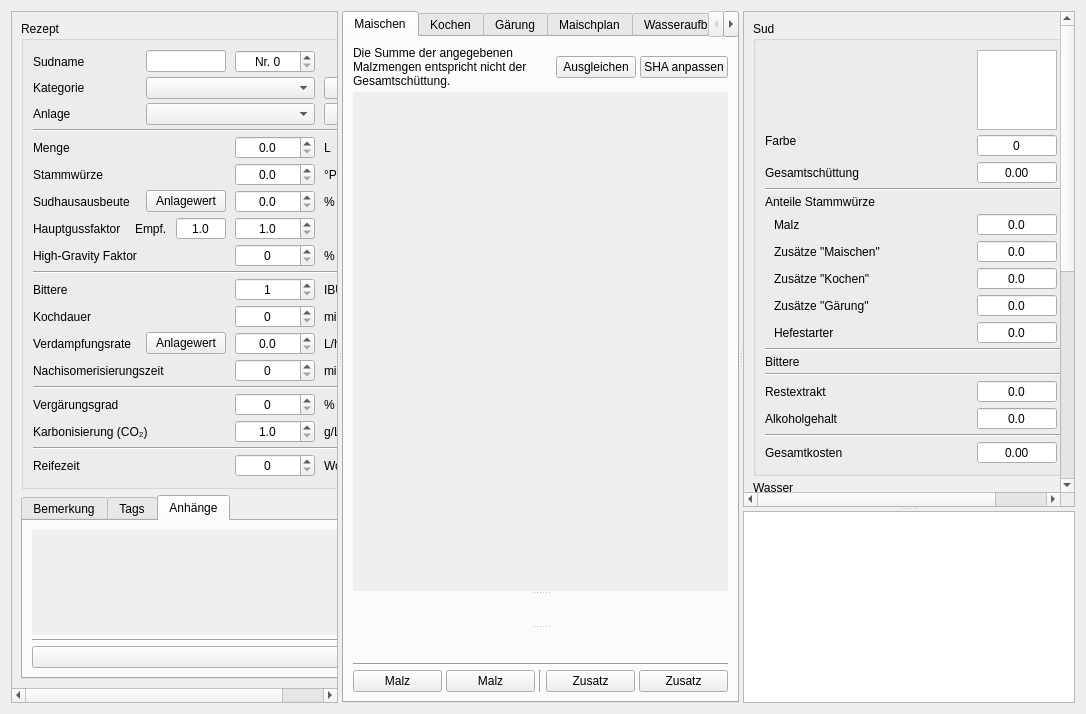
Above: kleiner-brauhelfer/tabrezept.ui from kleiner-brauhelfer/kleiner-brauhelfer-2 before the change. Below: the same form after it.
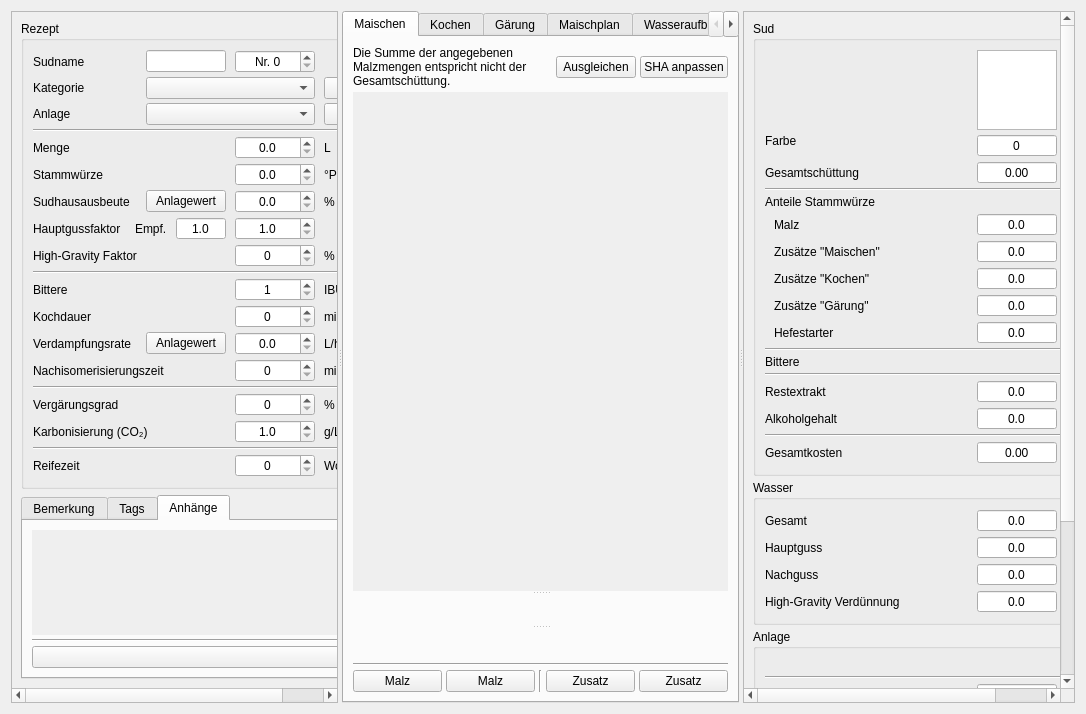
That is the form after the change. The open tabs and pages were chosen to show the change. Icons and pictures are not drawn. Custom widgets are drawn as their Qt base class.

Commit message: Help in MainWindow

The edit to the form file:
```diff
--- a/kleiner-brauhelfer/tabrezept.ui
+++ b/kleiner-brauhelfer/tabrezept.ui
@@ -2558,19 +2558,6 @@
        </layout>
       </widget>
      </widget>
-     <widget class="QSplitter" name="splitterHelp">
-      <property name="sizePolicy">
-       <sizepolicy hsizetype="Preferred" vsizetype="Expanding">
-        <horstretch>1</horstretch>
-        <verstretch>0</verstretch>
-       </sizepolicy>
-      </property>
-      <property name="focusPolicy">
-       <enum>Qt::StrongFocus</enum>
-      </property>
-      <property name="orientation">
-       <enum>Qt::Vertical</enum>
-      </property>
       <widget class="QScrollArea" name="scrollArea_6">
        <property name="sizePolicy">
         <sizepolicy hsizetype="Expanding" vsizetype="Expanding">
@@ -2586,8 +2573,8 @@
          <rect>
           <x>0</x>
           <y>0</y>
-          <width>332</width>
-          <height>810</height>
+         <width>341</width>
+         <height>757</height>
          </rect>
         </property>
         <layout class="QVBoxLayout" name="verticalLayout_11">
@@ -3881,20 +3868,6 @@
           </spacer>
          </item>
         </layout>
-       </widget>
-      </widget>
-      <widget class="QTextBrowser" name="tbHelp">
-       <property name="font">
-        <font>
-         <italic>true</italic>
-        </font>
-       </property>
-       <property name="readOnly">
-        <bool>true</bool>
-       </property>
-       <property name="openExternalLinks">
-        <bool>true</bool>
-       </property>
       </widget>
      </widget>
     </widget>
```
Left out of the diff: 284 changed lines with no effect on the pictures. Lines whose indentation alone changed are shown as unchanged. The commit also changes 17 other files.
